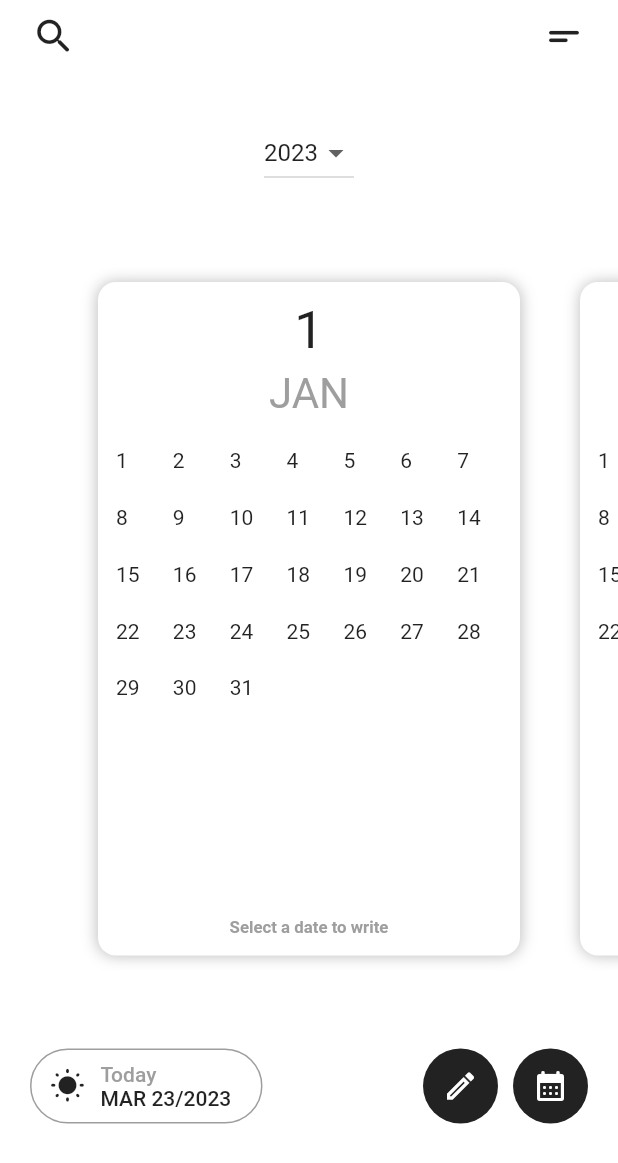
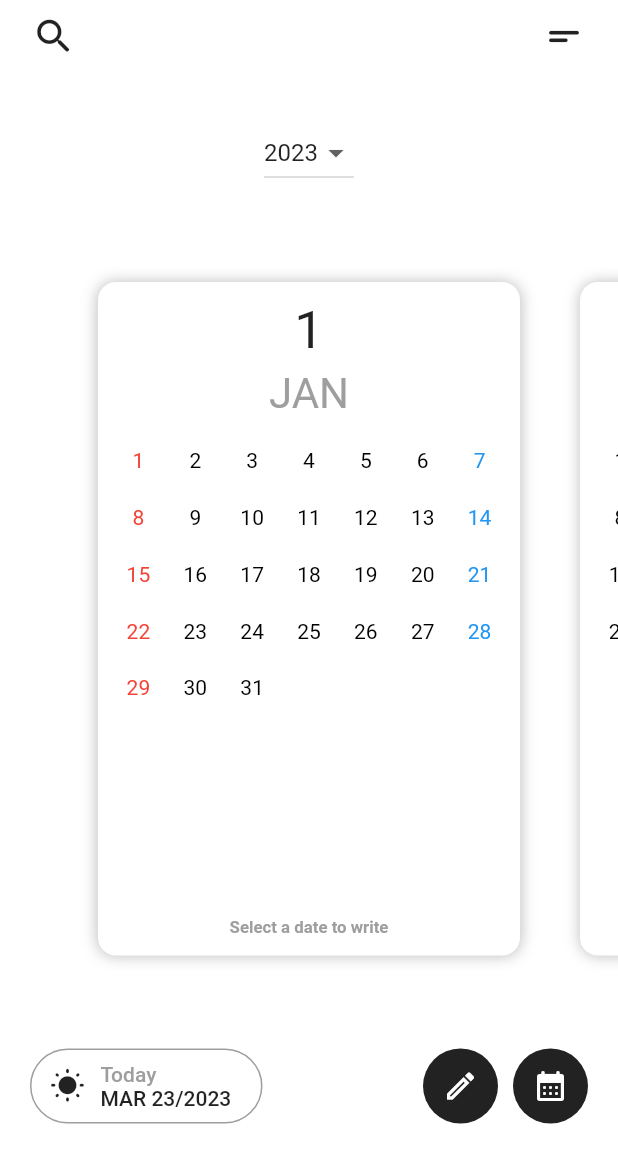
Before and after one commit to bingba2022/diary_app, a Flutter app: the screen it shows after launch, on a phone screen of 412 x 824 dp. Shown: the top 1163 px of the screen. Run offline on Flutter 3.47's test engine with Material 2 defaults, Android fonts, the phone set to English and light mode, and no system bars.

Commit message:
달력에 주말 색깔 변경

```diff
--- a/lib/widgets/back_view.dart
+++ b/lib/widgets/back_view.dart
@@ -59,7 +59,26 @@ class BackView extends StatelessWidget {
                     crossAxisSpacing: 8.0,
                     mainAxisSpacing: 8.0,
                   ),
-                  itemBuilder: ((_, index) => Text('${index + 1}')),
+                  itemBuilder: ((_, index) {
+                    int day = index + 1;
+                    // 날짜 & 달이 한 자리 수 일 때 앞에 0 붙여서 날짜 형식 포맷
+                    String cDay = day < 10 ? '0$day' : '$day';
+                    String cMonth =
+                        monthIndex < 10 ? '0$monthIndex' : '$monthIndex';
+                    DateTime date = DateTime.parse('2023-$cMonth-$cDay');
+                    return Text(
+                      textAlign: TextAlign.center,
+                      '$day',
+                      style: TextStyle(
+                        // date의 weekday(mon-sun)을 가져옴
+                        color: date.weekday == DateTime.sunday
+                            ? Colors.red
+                            : date.weekday == DateTime.saturday
+                                ? Colors.blue
+                                : Colors.black,
+                      ),
+                    );
+                  }),
                 ),
               ),
               const Text(
```
